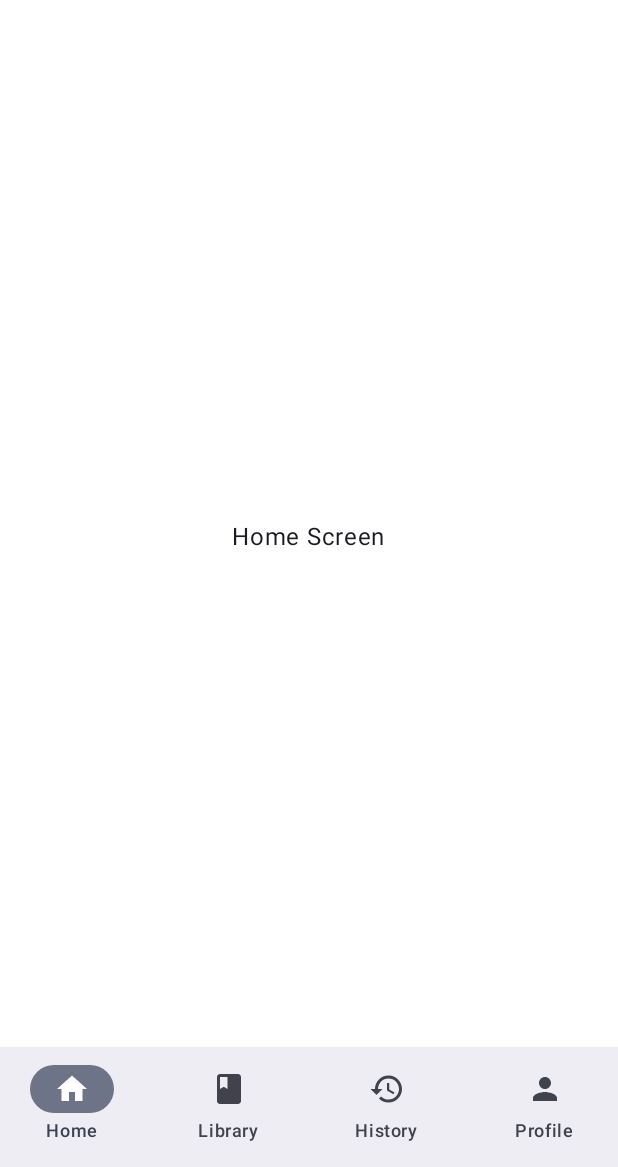
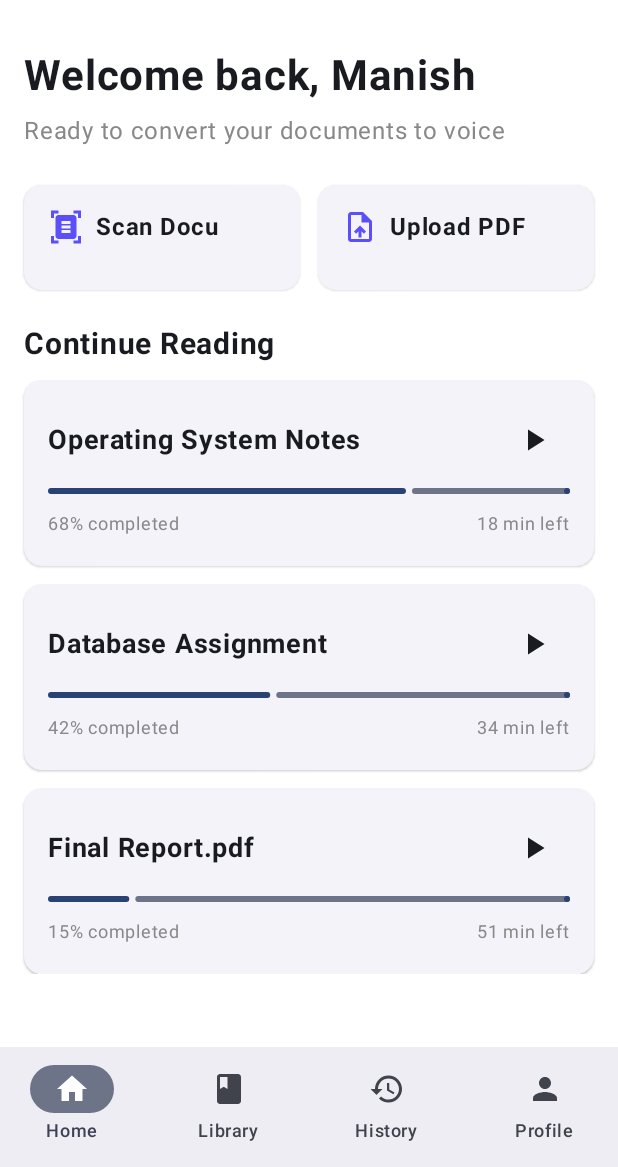
Before and after one commit to ankitgoyala07/Page2voice, an Android app built with Jetpack Compose: the screen it shows after launch (HomePageActivity), on a phone screen of 412 x 824 dp, the part 69-1236 px from its top. Run offline under Robolectric (Android 15) with nearby library versions, the phone set to English and light mode, and no system bars.

Commit message:
home frontend, basics are done

```diff
--- a/app/src/main/java/com/example/page2voice/view/HomePageActivity.kt
+++ b/app/src/main/java/com/example/page2voice/view/HomePageActivity.kt
@@ -6,19 +6,32 @@ import androidx.activity.compose.LocalActivity
 import androidx.activity.compose.setContent
 import androidx.activity.enableEdgeToEdge
 import androidx.compose.foundation.background
+import androidx.compose.foundation.layout.Arrangement
 import androidx.compose.foundation.layout.Box
+import androidx.compose.foundation.layout.Column
+import androidx.compose.foundation.layout.Row
+import androidx.compose.foundation.layout.Spacer
 import androidx.compose.foundation.layout.fillMaxSize
+import androidx.compose.foundation.layout.fillMaxWidth
+import androidx.compose.foundation.layout.height
 import androidx.compose.foundation.layout.padding
+import androidx.compose.foundation.lazy.LazyColumn
+import androidx.compose.foundation.lazy.items
 import androidx.compose.material.icons.Icons
 import androidx.compose.material.icons.filled.Book
+import androidx.compose.material.icons.filled.DocumentScanner
 import androidx.compose.material.icons.filled.History
 import androidx.compose.material.icons.filled.Home
 import androidx.compose.material.icons.filled.Notifications
 import androidx.compose.material.icons.filled.Person
+import androidx.compose.material.icons.filled.PlayArrow
 import androidx.compose.material.icons.filled.Settings
+import androidx.compose.material.icons.filled.UploadFile
+import androidx.compose.material3.ElevatedCard
 import androidx.compose.material3.ExperimentalMaterial3Api
 import androidx.compose.material3.Icon
 import androidx.compose.material3.IconButton
+import androidx.compose.material3.LinearProgressIndicator
 import androidx.compose.material3.NavigationBar
 import androidx.compose.material3.NavigationBarItem
 import androidx.compose.material3.Scaffold
@@ -35,7 +48,10 @@ import androidx.compose.ui.Modifier
 import androidx.compose.ui.graphics.Color
 import androidx.compose.ui.graphics.vector.ImageVector
 import androidx.compose.ui.res.painterResource
+import androidx.compose.ui.text.font.FontWeight
 import androidx.compose.ui.tooling.preview.Preview
+import androidx.compose.ui.unit.dp
+import androidx.compose.ui.unit.sp
 import com.example.page2voice.R
 import com.example.page2voice.ui.theme.Page2VoiceTheme
 
@@ -56,6 +72,13 @@ data class BottomNavItem(
     val icon: ImageVector
 )
 
+// for book cards
+data class DocumentCard(
+    val title: String,
+    val progress: Float,
+    val timeLeft: String
+)
+
 @OptIn(ExperimentalMaterial3Api::class)
 @Composable
 fun HomepageBody() {
@@ -70,6 +93,25 @@ fun HomepageBody() {
     )
 
     var selectedIndex by remember { mutableIntStateOf(0) }
+
+    // for dummy text
+    val documents = listOf(
+        DocumentCard(
+            title = "Operating System Notes",
+            progress = 0.68f,
+            timeLeft = "18 min left"
+        ),
+        DocumentCard(
+            title = "Database Assignment",
+            progress = 0.42f,
+            timeLeft = "34 min left"
+        ),
+        DocumentCard(
+            title = "Final Report.pdf",
+            progress = 0.15f,
+            timeLeft = "51 min left"
+        )
+    )
 
     Scaffold(
         topBar = {
@@ -124,7 +166,7 @@ fun HomepageBody() {
             contentAlignment = Alignment.Center
         ) {
             when (selectedIndex) {
-                0 -> Home1()
+                0 -> Home1(documents = documents)
                 1 -> Home2()
                 2 -> Home3()
                 3 -> Home4()
@@ -134,14 +176,54 @@ fun HomepageBody() {
 }
 
 @Composable
-fun Home1() {
-    Box(
+fun Home1(documents: List<DocumentCard> = emptyList()) {
+    Column(
         modifier = Modifier
             .fillMaxSize()
-            .background(color = Color.White),
-        contentAlignment = Alignment.Center
+            .background(Color.White)
+            .padding(16.dp)
     ) {
-        Text("Home Screen")
+        Text(
+            text = "Welcome back, Manish",
+            fontSize = 28.sp,
+            fontWeight = FontWeight.Bold
+        )
+
+        Spacer(modifier = Modifier.height(8.dp))
+
+        Text(
+            text = "Ready to convert your documents to voice",
+            color = Color.Gray
+        )
+
+        Spacer(modifier = Modifier.height(24.dp))
+
+        ActionSection(
+            onScanClick = {
+                // Open Camera Scanner
+            },
+            onUploadClick = {
+                // Open PDF Picker
+            }
+        )
+
+        Spacer(modifier = Modifier.height(24.dp))
+
+        Text(
+            text = "Continue Reading",
+            fontSize = 20.sp,
+            fontWeight = FontWeight.Bold
+        )
+
+        Spacer(modifier = Modifier.height(12.dp))
+
+        LazyColumn(
+            verticalArrangement = Arrangement.spacedBy(12.dp)
+        ) {
+            items(documents) { document ->
+                DocumentCardItem(document)
+            }
+        }
     }
 }
 
@@ -181,6 +263,142 @@ fun Home4() {
     }
 }
 
+@Composable
+fun ActionSection(
+    onScanClick: () -> Unit,
+    onUploadClick: () -> Unit
+) {
+    Row(
+        modifier = Modifier.fillMaxWidth(),
+        horizontalArrangement = Arrangement.spacedBy(12.dp)
+    ) {
+        ActionCard(
+            modifier = Modifier.weight(1f),
+            title = "Scan Docu",
+            description = "",
+            icon = Icons.Default.DocumentScanner,
+            onClick = onScanClick
+        )
+
+        ActionCard(
+            modifier = Modifier.weight(1f),
+            title = "Upload PDF",
+            description = "",
+            icon = Icons.Default.UploadFile,
+            onClick = onUploadClick
+        )
+    }
+}
+
+@Composable
+fun ActionCard(
+    modifier: Modifier = Modifier,
+    title: String,
+    description: String,
+    icon: ImageVector,
+    onClick: () -> Unit
+) {
+    ElevatedCard(
+        modifier = modifier.height(70.dp),
+        onClick = onClick
+    ) {
+        Column(
+            modifier = Modifier
+                .fillMaxSize()
+                .padding(16.dp),
+            verticalArrangement = Arrangement.SpaceBetween
+        ) {
+            Column {
+                Row(
+                    verticalAlignment = Alignment.CenterVertically,
+                    horizontalArrangement = Arrangement.spacedBy(8.dp)
+                ) {
+                    Icon(
+                        imageVector = icon,
+                        contentDescription = null,
+                        tint = Color(0xFF5B4FFB)
+                    )
+
+                    Text(
+                        text = title,
+                        fontWeight = FontWeight.Bold
+                    )
+                }
+
+                Spacer(modifier = Modifier.height(4.dp))
+
+                Text(
+                    text = description,
+                    color = Color.Gray,
+                    fontSize = 12.sp
+                )
+            }
+        }
+    }
+}
+
+// for cards
+@Composable
+fun DocumentCardItem(
+    document: DocumentCard
+) {
+    ElevatedCard(
+        modifier = Modifier.fillMaxWidth(),
+        onClick = { }
+    ) {
+        Column(
+            modifier = Modifier.padding(16.dp)
+        ) {
+            Row(
+                modifier = Modifier.fillMaxWidth(),
+                horizontalArrangement = Arrangement.SpaceBetween,
+                verticalAlignment = Alignment.CenterVertically
+            ) {
+                Text(
+                    text = document.title,
+                    fontWeight = FontWeight.Bold,
+                    fontSize = 18.sp
+                )
+
+                IconButton(
+                    onClick = { }
+                ) {
+                    Icon(
+                        Icons.Default.PlayArrow,
+                        contentDescription = "Play"
+                    )
+                }
+            }
+
+            Spacer(modifier = Modifier.height(8.dp))
+
+            LinearProgressIndicator(
+                progress = { document.progress },
+                modifier = Modifier.fillMaxWidth()
+            )
+
+            Spacer(modifier = Modifier.height(8.dp))
+
+            Row(
+                modifier = Modifier.fillMaxWidth(),
+                horizontalArrangement = Arrangement.SpaceBetween
+            ) {
+                Text(
+                    "${(document.progress * 100).toInt()}% completed",
+                    fontSize = 12.sp,
+                    color = Color.Gray
+                )
+
+                Text(
+                    document.timeLeft,
+                    fontSize = 12.sp,
+                    color = Color.Gray
+                )
+            }
+        }
+    }
+}
+
 @Preview(showBackground = true)
 @Composable
 fun HomepagePreview() {
```
